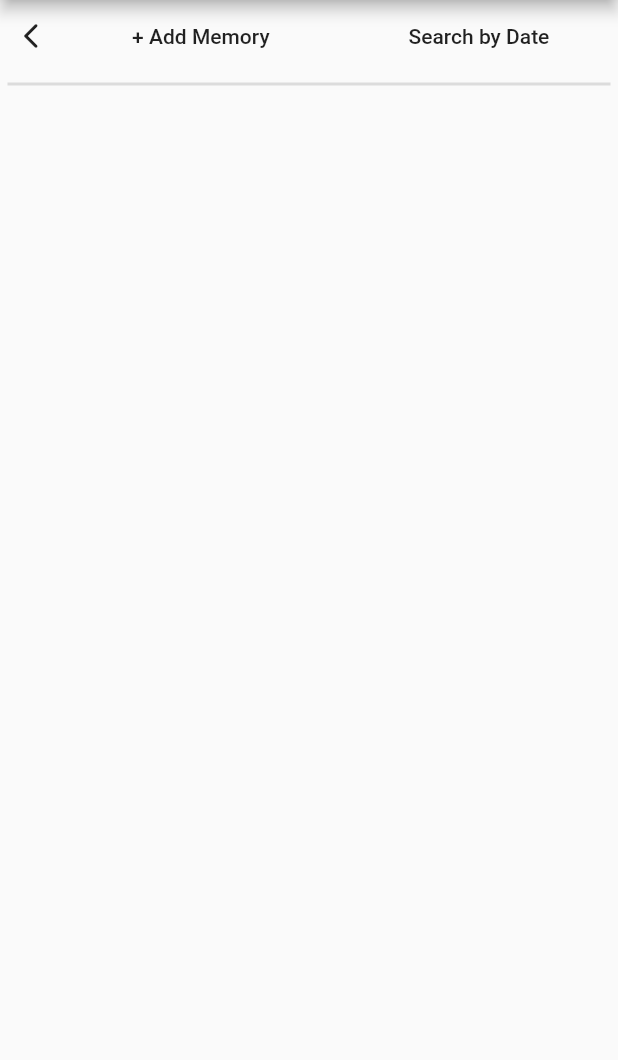
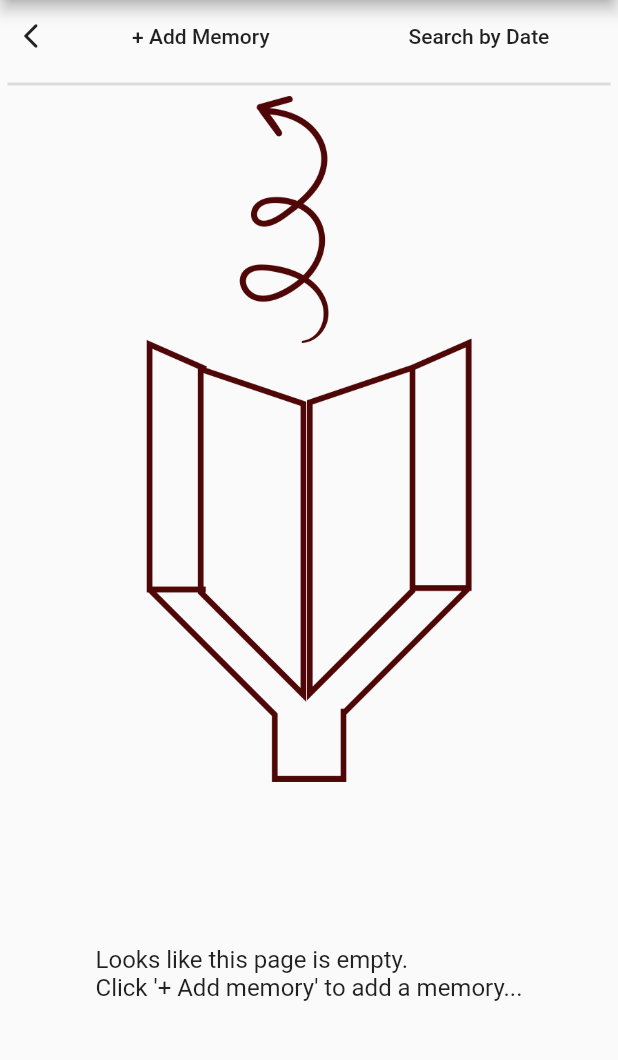
Before and after one commit to kannangr21/Flutter-DearDiary, a Flutter app: the HomePage screen opened directly with empty values, on a phone screen of 412 x 824 dp, the part 84-1144 px from its top. Run offline on Flutter 3.47's test engine with Material 2 defaults, Android fonts, the light colour scheme and no system bars; our stand-ins replace fluttertoast.

Commit message:
Empty page image added

```diff
--- a/lib/HomePage.dart
+++ b/lib/HomePage.dart
@@ -344,10 +344,22 @@ class _HomePageState extends State<HomePage> {
         Expanded(
             child: Padding(
                 padding: EdgeInsets.only(left: 6.0, right: 6.0),
-                child: ListView.builder(
+                child: mems.isEmpty
+                    ? Column(children: [
+                        Expanded(
+                            child: Align(
+                          alignment: Alignment.topCenter,
+                          child: Image.asset('assets/Empty.png'),
+                        )),
+                        const Padding(
+                            padding: EdgeInsets.only(bottom: 100),
+                            child: Text(
+                                'Looks like this page is empty.\nClick \'+ Add memory\' to add a memory...',
+                                style: TextStyle(fontSize: 16)))
+                      ])
+                    : ListView.builder(
                         itemCount: mems.length,
-                  itemBuilder: (context, index) => mems.isNotEmpty
-                      ? SizedBox(
+                        itemBuilder: (context, index) => SizedBox(
                             height: 120,
                             child: Card(
                                 shape: RoundedRectangleBorder(
@@ -374,8 +386,8 @@ class _HomePageState extends State<HomePage> {
                                     ],
                                   ),
                                   title: Padding(
-                                    padding:
-                                        EdgeInsets.only(top: 12.0, bottom: 4.0),
+                                      padding: EdgeInsets.only(
+                                          top: 12.0, bottom: 4.0),
                                       child: Text(
                                         mems[index]["title"].toString(),
                                         style: const TextStyle(
@@ -400,9 +412,7 @@ class _HomePageState extends State<HomePage> {
                                                 mems[index]["content"]
                                                     .toString())));
                                   },
-                              )))
-                      : const CircularProgressIndicator(),
-                )))
+                                ))))))
       ],
     );
   }
```
Also changed, not shown: assets/Empty.png (added). Lines whose indentation alone changed are shown as unchanged.
